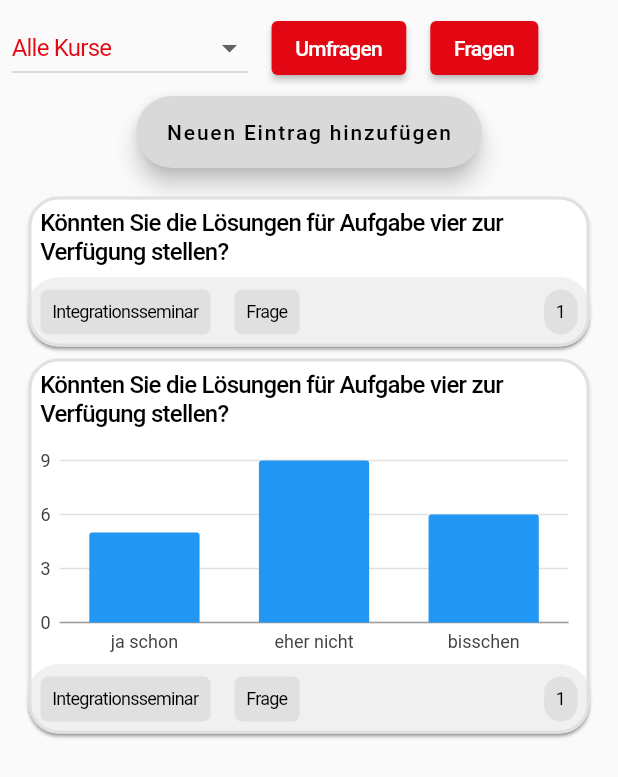
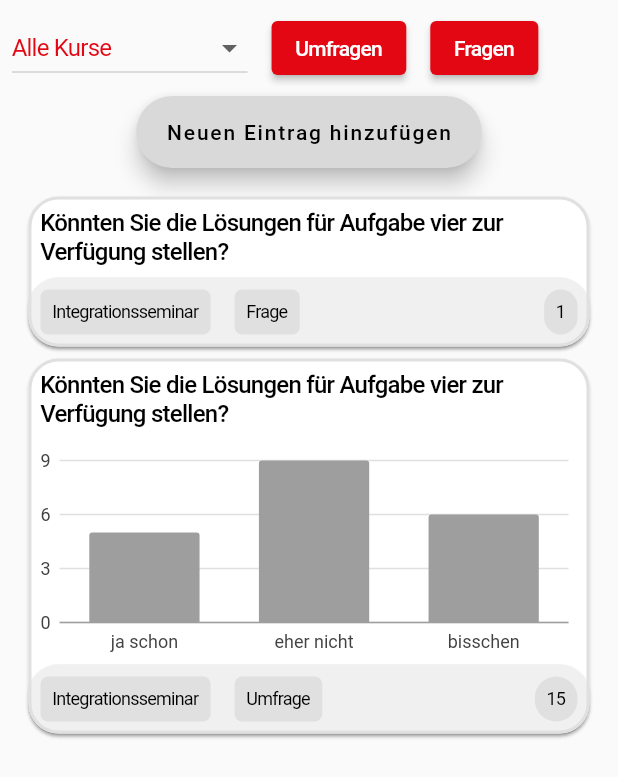
Before and after one commit to integrationsseminar/learning-analytics-frontend, a Flutter app: the MeinLernenS screen opened by its route, on a phone screen of 412 x 824 dp. Shown: the top 777 px of the screen. Run offline on Flutter 3.47's test engine with Material 2 defaults, Android fonts, the phone set to English and light mode, and no system bars; our stand-ins replace charts_flutter; Roboto replaces fonts that are missing (Proxima Nova, Proxima Nova Bold).

Commit message:
working on learning

```diff
--- a/lib/views_s/mein_lernen.dart
+++ b/lib/views_s/mein_lernen.dart
@@ -2,6 +2,7 @@ import 'package:flutter/material.dart';
 import '../widgtes/lernen/frage.dart';
 import '../widgtes/lernen/umfrage.dart';
 import '../data/antwort.dart';
+import './fragen_view.dart';
 import '../widgtes/customappbar.dart';
 import 'package:charts_flutter/flutter.dart' as charts;
 
@@ -51,15 +52,29 @@ class _MeinLernenSState extends State<MeinLernenS> {
             padding: const EdgeInsets.all(8.0),
             child: ElevatedButton(
                 onPressed: () {
-                  umfragen = !umfragen;
+                  setState(() {
+                    umfragen = !umfragen;
+                  });
                 },
+                style: umfragen
+                    ? Theme.of(context).elevatedButtonTheme.style
+                    : ButtonStyle(
+                        backgroundColor: MaterialStateProperty.all<Color>(
+                            const Color(0xffD9D9D9))),
                 child: const Text("Umfragen")),
           ),
           Padding(
             padding: const EdgeInsets.all(8.0),
             child: ElevatedButton(
+                style: fragen
+                    ? Theme.of(context).elevatedButtonTheme.style
+                    : ButtonStyle(
+                        backgroundColor: MaterialStateProperty.all<Color>(
+                            const Color(0xffD9D9D9))),
                 onPressed: () {
-                  umfragen = !umfragen;
+                  setState(() {
+                    fragen = !fragen;
+                  });
                 },
                 child: const Text("Fragen")),
           )
@@ -77,9 +92,9 @@ class _MeinLernenSState extends State<MeinLernenS> {
             Umfrage(
               frage:
                   "Könnten Sie die Lösungen für Aufgabe vier zur Verfügung stellen?",
-              tags: const ["Integrationsseminar", "Frage"],
-              answers: 1,
-              seriesList: _createSampleData(),
+              tags: const ["Integrationsseminar", "Umfrage"],
+              answers: 15,
+              seriesList: createSeriesList(),
             )
           ]),
         )
@@ -87,7 +102,7 @@ class _MeinLernenSState extends State<MeinLernenS> {
     );
   }
 
-  static List<charts.Series<Antwort, String>> _createSampleData() {
+  static List<charts.Series<Antwort, String>> createSeriesList() {
     final data = [
       Antwort('ja schon', 5),
       Antwort('eher nicht', 9),
@@ -97,7 +112,7 @@ class _MeinLernenSState extends State<MeinLernenS> {
     return [
       charts.Series<Antwort, String>(
         id: 'Antwort',
-        colorFn: (_, __) => charts.MaterialPalette.blue.shadeDefault,
+        colorFn: (_, __) => charts.MaterialPalette.gray.shadeDefault,
         domainFn: (Antwort antwort, _) => antwort.text,
         measureFn: (Antwort antwort, _) => antwort.anzahl,
         data: data,
--- a/lib/widgtes/lernen/frage.dart
+++ b/lib/widgtes/lernen/frage.dart
@@ -1,4 +1,5 @@
 import 'package:flutter/material.dart';
+import '../../views_s/fragen_view.dart';
 
 class Frage extends StatefulWidget {
   Frage(
@@ -16,7 +17,15 @@ class Frage extends StatefulWidget {
 
 class _FrageState extends State<Frage> {
   @override
-  Widget build(BuildContext context) => Card(
+  Widget build(BuildContext context) => GestureDetector(
+        onTap: () async {
+          await Navigator.push(
+              context,
+              MaterialPageRoute(
+                builder: (context) => FragenView(),
+              ));
+        },
+        child: Card(
           shape: RoundedRectangleBorder(
             borderRadius: BorderRadius.circular(20),
             side: BorderSide(
@@ -71,5 +80,6 @@ class _FrageState extends State<Frage> {
                   ])),
             ],
           ),
+        ),
       );
 }
```
Also changed, not shown: lib/views_s/fragen_view.dart (added, +61 -0 lines). Lines whose indentation alone changed are shown as unchanged.
